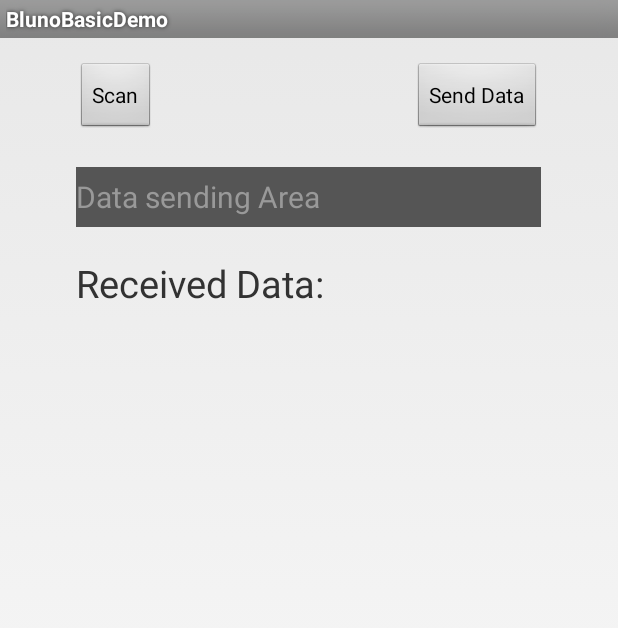
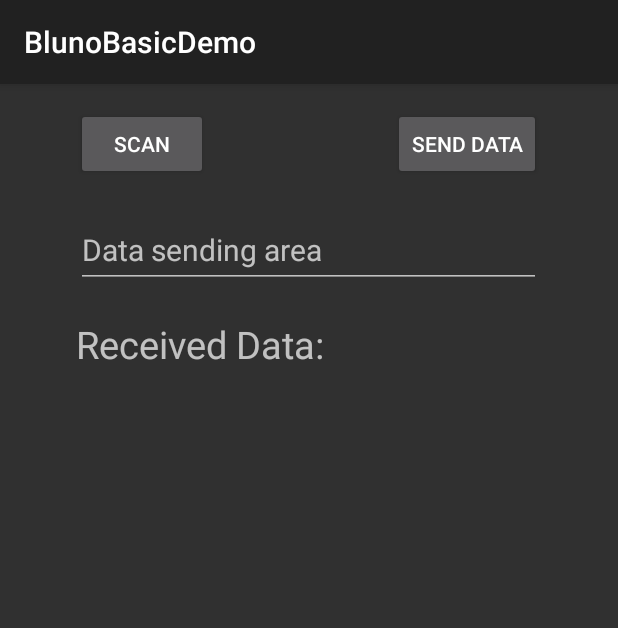
Before and after one commit to DFRobot/BlunoBasicDemo, an Android app: the MainActivity screen opened directly, with no data from a screen before it, on a phone screen of 412 x 824 dp. Shown: the top 628 px of the screen. Run offline under Robolectric (Android 15) with nearby library versions, the phone set to English and light mode, and no system bars; 4 statements that could not run were skipped.

Commit message:
updated for android 26

```diff
--- a/Android/BlunoBasicDemo/app/src/main/AndroidManifest.xml
+++ b/Android/BlunoBasicDemo/app/src/main/AndroidManifest.xml
@@ -8,7 +8,8 @@ devices only.  If you want to make your app available to devices that don't supp
 you should omit this in the manifest.  Instead, determine BLE capability by using
 PackageManager.hasSystemFeature(FEATURE_BLUETOOTH_LE) -->
     <uses-feature android:name="android.hardware.bluetooth_le" android:required="true"/>
-
+    <uses-permission android:name="android.permission.ACCESS_COARSE_LOCATION"/>
+    <uses-permission android:name="android.permission.ACCESS_FINE_LOCATION"/>
     <uses-permission android:name="android.permission.BLUETOOTH"/>
     <uses-permission android:name="android.permission.BLUETOOTH_ADMIN"/>
 
--- a/Android/BlunoBasicDemo/app/src/main/res/layout/activity_main.xml
+++ b/Android/BlunoBasicDemo/app/src/main/res/layout/activity_main.xml
@@ -21,7 +21,7 @@
 
         <TextView
             android:id="@+id/serialReveicedText"
-            android:layout_width="wrap_content"
+            android:layout_width="match_parent"
             android:layout_height="wrap_content"
             android:ems="10"
             android:textSize="10sp"
@@ -53,16 +53,14 @@
     <EditText
         android:id="@+id/serialSendText"
         android:layout_width="310dp"
-        android:layout_height="40dp"
+        android:layout_height="50dp"
         android:layout_below="@+id/buttonScan"
         android:layout_centerHorizontal="true"
         android:layout_marginTop="22dp"
-        android:background="#555555"
         android:bufferType="editable"
         android:ems="10"
         android:inputType="text"
-        android:text="Data sending Area"
-        android:textColor="#999999"
+        android:hint="Data sending area"
         android:textSize="20dip" />
 
     <Button
--- a/Android/BlunoBasicDemo/app/src/main/res/layout/listitem_device.xml
+++ b/Android/BlunoBasicDemo/app/src/main/res/layout/listitem_device.xml
@@ -16,7 +16,8 @@
 <LinearLayout xmlns:android="http://schemas.android.com/apk/res/android"
               android:orientation="vertical"
               android:layout_width="match_parent"
-              android:layout_height="wrap_content">
+              android:layout_height="wrap_content"
+              android:paddingHorizontal="20dp">
     <TextView android:id="@+id/device_name"
             android:layout_width="match_parent"
             android:layout_height="wrap_content"
--- a/Android/BlunoBasicDemo/app/src/main/res/values/styles.xml
+++ b/Android/BlunoBasicDemo/app/src/main/res/values/styles.xml
@@ -1,7 +1,7 @@
 <resources>
 
     <!-- Base application theme. -->
-    <style name="AppTheme" parent="android:Theme.Light">
+    <style name="AppTheme" parent="android:Theme.Material">
         <!-- Customize your theme here. -->
     </style>
 
```
Also changed, not shown: Android/BlunoBasicDemo/app/build.gradle (+5 -5 lines), Android/BlunoBasicDemo/app/src/main/java/com/dfrobot/angelo/blunobasicdemo/MainActivity.java (+23 -5 lines), Android/BlunoBasicDemo/build.gradle (+8 -0 lines).
